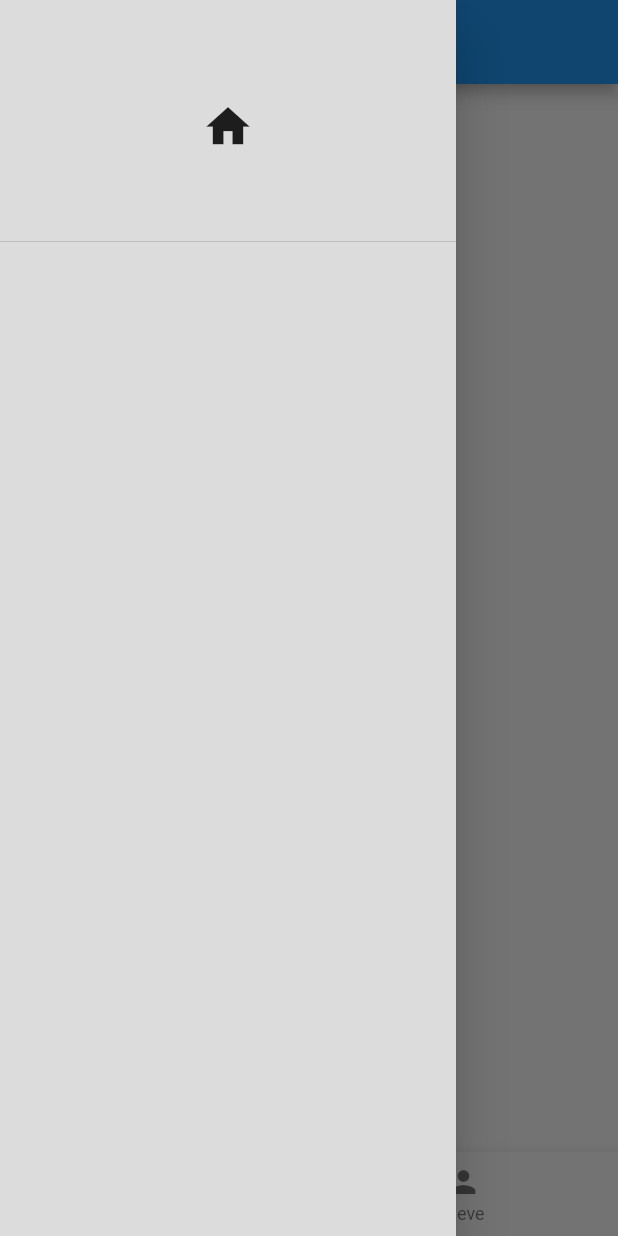
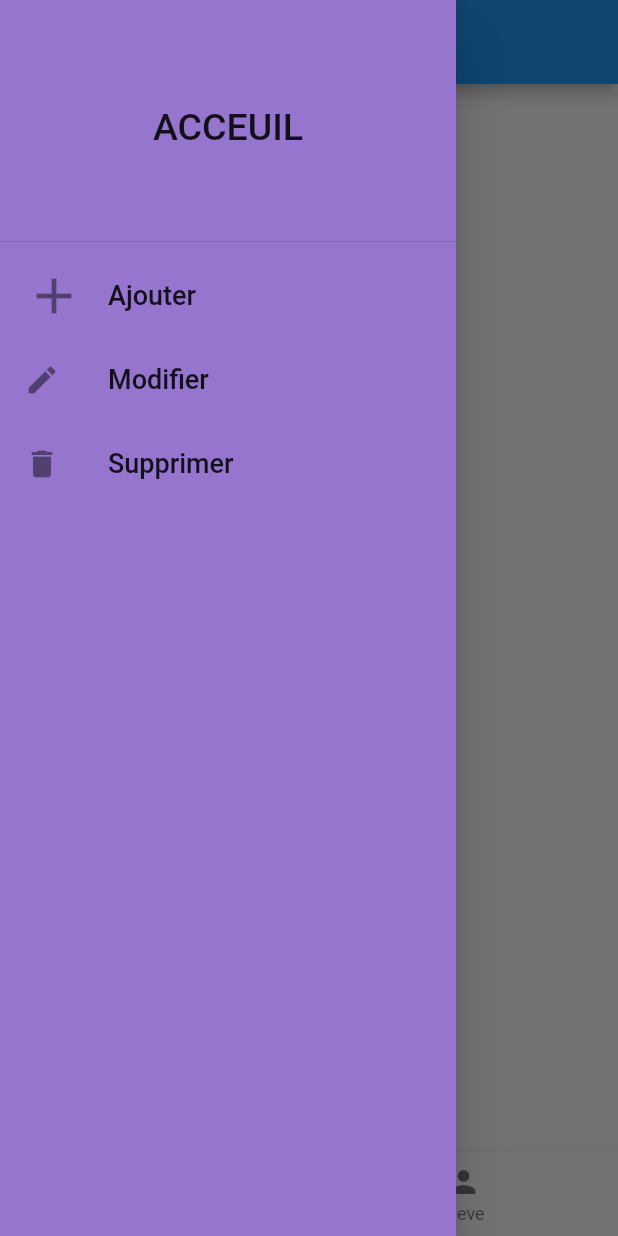
Before and after one commit to AngeATT/crud_ecole, a Flutter app: the screen it shows after launch, with the side drawer open, on a phone screen of 412 x 824 dp. Run offline on Flutter 3.47's test engine with Material 2 defaults, Android fonts, the phone set to English and light mode, and no system bars.

```diff
--- a/lib/main.dart
+++ b/lib/main.dart
@@ -1,4 +1,5 @@
 import 'package:flutter/material.dart';
+import 'styles/Style.dart';
 
 void main() {
   runApp(MyApp());
@@ -40,16 +41,52 @@ class _MyHomePageState extends State<MyHomePage> {
       ),
       drawer: Drawer(
         child: Container(
-          color: Colors.black12,
+          //TODO : modifier couleur
+          color: Colors.deepPurple[300],
           child: ListView(
             children: [
-              DrawerHeader(
-                  child: Icon(
-                    Icons.home,
-                    size: 35,
-                  ),
+              Container(
+
+                child: DrawerHeader(
+                    child: Center(
+                      child: Text(
+                        'ACCEUIL',
+                        style: TextStyle(fontSize: 25),
+                      )
+                    )
+                ),
+              ),
+              ListTile(
+                leading: Icon(
+                  Icons.add,
+                  size: 40,
+                  shadows: [],
+                ),
+                title: Text(
+                  'Ajouter',
+                  style: TextStyle(fontSize: 18),
+                ),
+                onTap: () {
+                },
+              ),
+              ListTile(
+                leading: Icon(
+                    Icons.edit
+                ),
+                title: Text(
+                    'Modifier',
+                    style: TextStyle(fontSize: 18)
+                ),
+              ),
+              ListTile(
+                leading: Icon(
+                    Icons.delete
+                ),
+                title: Text(
+                    'Supprimer',
+                    style: TextStyle(fontSize: 18)
+                ),
               )
-
             ],
           ),
         ),
--- /dev/null
+++ b/lib/styles/Style.dart
@@ -0,0 +1,8 @@
+import 'dart:ui';
+
+class Style{
+  static TextStyle styleTextmenu = TextStyle(
+    fontSize: 40
+  );
+
+}
```
Also changed, not shown: lib/pages/HomePage.dart (added).
